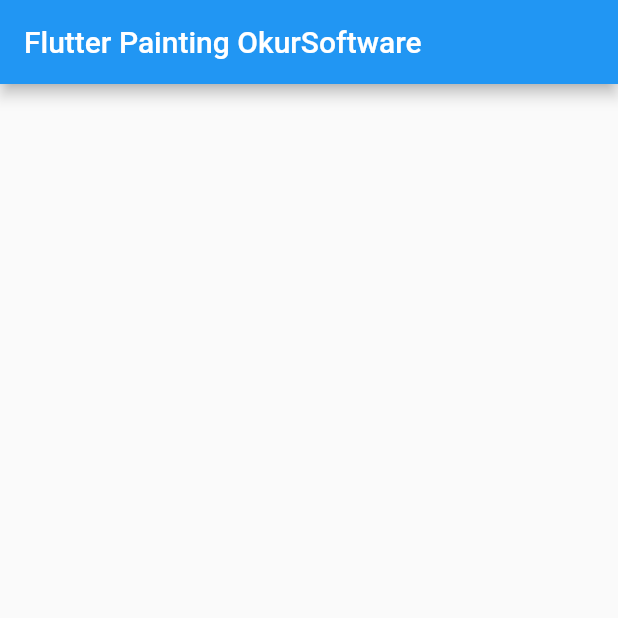
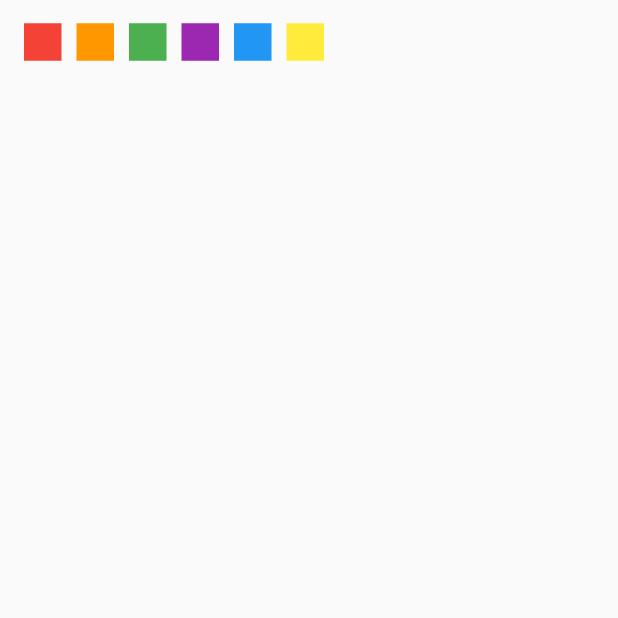
Before and after one commit to okursoftware/Flutter-Painting, a Flutter app: the screen it shows after launch, on a phone screen of 412 x 824 dp, the top half of it. Run offline on Flutter 3.47's test engine with Material 2 defaults, Android fonts, the phone set to English and light mode, and no system bars.

Commit message:
Color select list added

```diff
--- /dev/null
+++ b/lib/color_box.dart
@@ -0,0 +1,100 @@
+import 'package:meta/meta.dart';
+import 'package:flutter/material.dart';
+
+typedef ColorSelectCallback(Color color);
+
+class ColorBoxGroup extends StatelessWidget {
+  const ColorBoxGroup({
+    Key key,
+    @required this.width,
+    @required this.height,
+    @required this.colors,
+    this.spacing = 0.0,
+    this.groupValue,
+    this.onTap,
+  });
+
+  /// The width of each color box in the group
+  final double width;
+
+  /// The height of each color box in the group
+  final double height;
+
+  /// The callback for if a given color is clicked
+  final ColorSelectCallback onTap;
+
+  /// The colors to display in this color group
+  final List<Color> colors;
+
+  /// The color that is selected for the group
+  final Color groupValue;
+
+  /// The spacing between each color
+  final double spacing;
+
+  @override
+  Widget build(BuildContext context) {
+    return new Wrap(
+      spacing: spacing,
+      children: new List.from(colors.map((color) => new ColorBox(
+            key: new Key("color-$color"),
+            width: width,
+            height: height,
+            color: color,
+            selected: color == groupValue,
+            onTap: () => onTap(color),
+          ))),
+    );
+  }
+}
+
+class ColorBox extends StatelessWidget {
+  const ColorBox({
+    Key key,
+    @required this.width,
+    @required this.height,
+    @required this.color,
+    this.selected = false,
+    this.onTap,
+  })  : assert(width != null && width > 0),
+        assert(height != null && height > 0),
+        assert(color != null),
+        super(key: key);
+
+  /// The width of the ColorBox
+  final double width;
+
+  /// The height of the ColorBox
+  final double height;
+
+  /// The color to fill the ColorBox with
+  final Color color;
+
+  /// Override the groupValue toggling
+  final bool selected;
+
+  /// Callback for when this ColorBox is tapped
+  final VoidCallback onTap;
+
+  @override
+  Widget build(BuildContext context) {
+    BoxBorder border;
+    if (selected) {
+      border = new Border.all(color: Colors.black, width: 2.0);
+    }
+
+    return new GestureDetector(
+      onTap: onTap,
+      child: new SizedBox(
+        width: width,
+        height: height,
+        child: new Container(
+          decoration: new BoxDecoration(
+            color: color,
+            border: border,
+          ),
+        ),
+      ),
+    );
+  }
+}
--- a/lib/main.dart
+++ b/lib/main.dart
@@ -1,4 +1,5 @@
 import 'package:flutter/material.dart';
+import 'package:painting/color_box.dart';
 
 void main() => runApp(MyApp());
 
@@ -9,9 +10,9 @@ class MyApp extends StatelessWidget {
       debugShowCheckedModeBanner: false,
       title: 'Material App',
       home: Scaffold(
-        appBar: AppBar(
-          title: Text('Flutter Painting OkurSoftware'),
-        ),
+        /* appBar: AppBar(
+          title: Text('Flutter Painting AppBar'),
+        ),*/
         body: MainView(),
       ),
     );
@@ -25,6 +26,11 @@ class MainView extends StatefulWidget {
 
 class _MainViewState extends State<MainView> {
   List<Offset> _offsets = [];
+  Color activeColor;
+
+  void onChangeColor(Color value) {
+    activeColor = value;
+  }
 
   @override
   Widget build(BuildContext context) {
@@ -44,8 +50,29 @@ class _MainViewState extends State<MainView> {
       child: Stack(
         children: <Widget>[
           CustomPaint(
-            painter: MyPainter(_offsets),
+            painter: MyPainter(_offsets, activeColor),
             size: Size.infinite,
+          ),
+          new ListTile(
+            title: new ColorBoxGroup(
+              width: 25.0,
+              height: 25.0,
+              spacing: 10.0,
+              colors: [
+                Colors.red,
+                Colors.orange,
+                Colors.green,
+                Colors.purple,
+                Colors.blue,
+                Colors.yellow,
+              ],
+              groupValue: activeColor,
+              onTap: (color) {
+                setState(() {
+                  onChangeColor(color);
+                });
+              },
+            ),
           ),
         ],
       ),
@@ -55,17 +82,18 @@ class _MainViewState extends State<MainView> {
 
 class MyPainter extends CustomPainter {
   final List<Offset> offsets;
-
+  final Color activeColor;
   final brush = Paint()
     ..strokeCap = StrokeCap.round
     ..strokeWidth = 4.0
     ..color = Colors.red
     ..isAntiAlias = true;
 
-  MyPainter(this.offsets);
+  MyPainter(this.offsets, this.activeColor);
 
   @override
   void paint(Canvas canvas, Size size) {
+    brush.color = activeColor == null ? Colors.red : activeColor;
     for (int i = 0; i < offsets.length - 1; i++) {
       if (offsets[i] != null && offsets[i + 1] != null) {
         canvas.drawLine(offsets[i], offsets[i + 1], brush);
```
